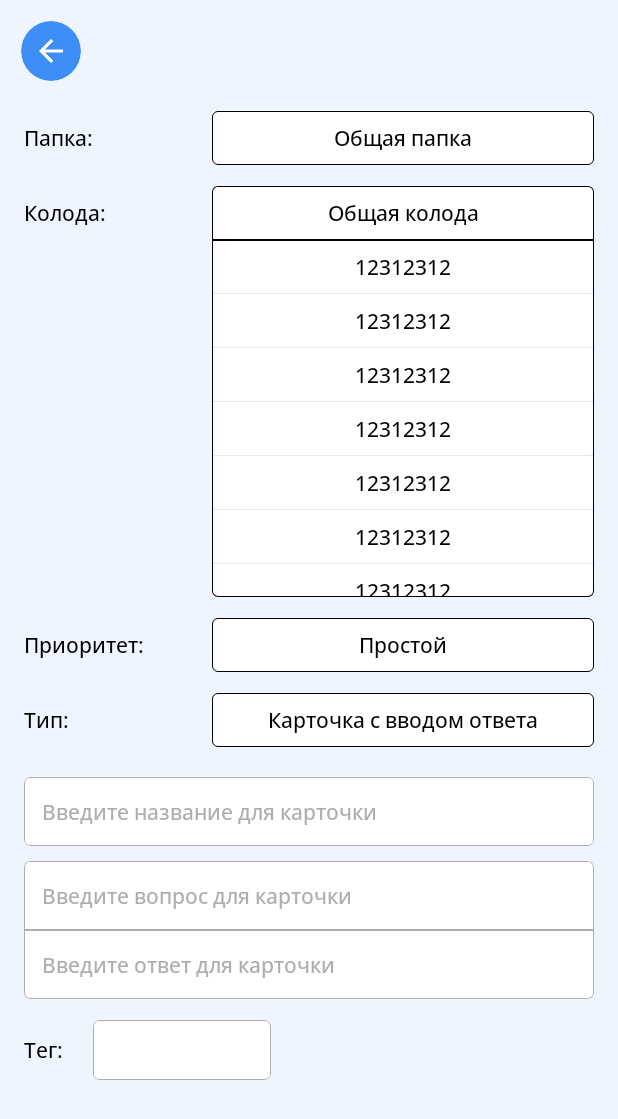
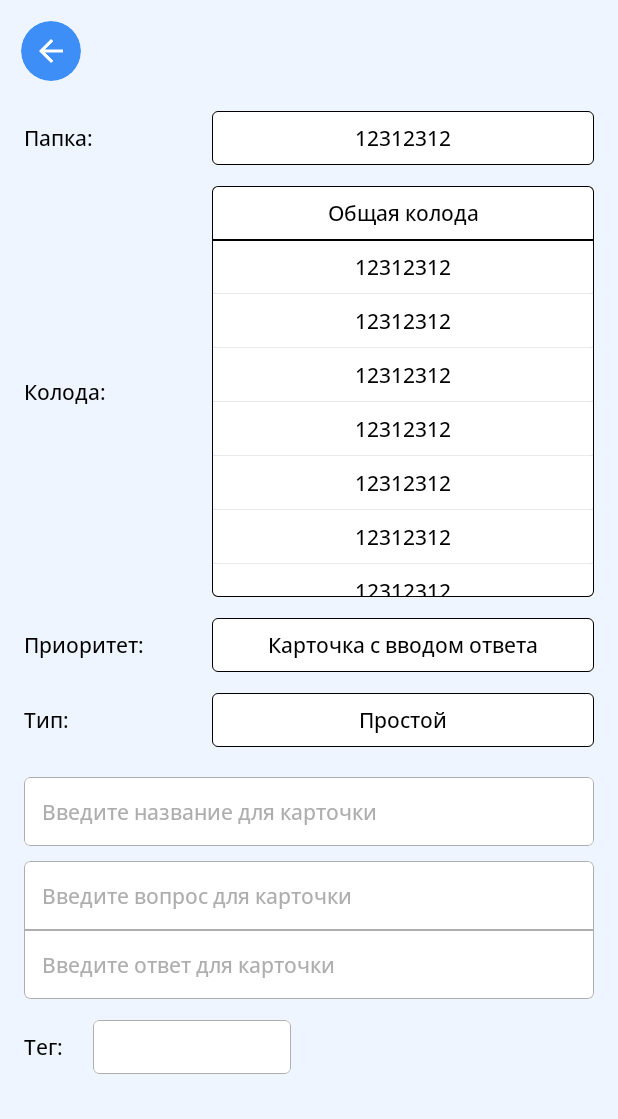
Before and after one commit to DenisFrolkov/mindeck-app, an Android app built with Jetpack Compose: the screen it shows after launch (MainActivity), after a tap on "Общая колода", on a phone screen of 412 x 824 dp. Shown: the top 1119 px of the screen. Run offline under Robolectric (Android 15) with nearby library versions, the phone set to English and light mode, and no system bars; 2 other taps on this screen came first.

Commit message:
Refactored and cleaned up code in CreationCardScreen.

```diff
--- a/presentation/src/main/java/com/mindeck/presentation/ui/components/dropdown_selector/DropdownMenu.kt
+++ b/presentation/src/main/java/com/mindeck/presentation/ui/components/dropdown_selector/DropdownMenu.kt
@@ -1,9 +1,6 @@
 package com.mindeck.presentation.ui.components.dropdown_selector
 
 import android.annotation.SuppressLint
-import androidx.compose.animation.core.animateDpAsState
-import androidx.compose.animation.core.animateFloatAsState
-import androidx.compose.animation.core.tween
 import androidx.compose.foundation.background
 import androidx.compose.foundation.clickable
 import androidx.compose.foundation.interaction.MutableInteractionSource
@@ -18,37 +15,39 @@ import androidx.compose.foundation.shape.RoundedCornerShape
 import androidx.compose.material3.Text
 import androidx.compose.runtime.Composable
 import androidx.compose.runtime.LaunchedEffect
-import androidx.compose.runtime.getValue
-import androidx.compose.runtime.mutableStateOf
 import androidx.compose.runtime.remember
-import androidx.compose.runtime.setValue
 import androidx.compose.ui.Alignment
 import androidx.compose.ui.Modifier
 import androidx.compose.ui.draw.alpha
 import androidx.compose.ui.draw.drawBehind
 import androidx.compose.ui.geometry.Offset
 import androidx.compose.ui.text.TextStyle
-import androidx.compose.ui.text.font.Font
-import androidx.compose.ui.text.font.FontFamily
 import androidx.compose.ui.unit.dp
-import androidx.compose.ui.unit.sp
-import androidx.compose.ui.unit.times
-import com.mindeck.presentation.R
 import com.mindeck.presentation.ui.theme.MediumGray
 import com.mindeck.presentation.ui.theme.White
 
 @SuppressLint("UseOfNonLambdaOffsetOverload")
 @Composable
 fun DropdownMenu(
+    selectorItemList: List<String>,
+    dropdownState: DropdownState,
+    onStringClick: (String) -> Unit,
     modifier: Modifier,
-    selectorItemList: List<String>,
-    onStringClick: (String) -> Unit,
-    fontFamily: FontFamily,
-    dropdownState: DropdownState
+    textStyle: TextStyle,
 ) {
     val animetedHeightIn = animateDropdownWidth(dropdownState.dropdownHeight, dropdownState.animationDuration)
     val offsetY = animateDropdownOffsetY(dropdownState.dropdownOffsetY, dropdownState.animationDuration)
     val alpha = animateDropdownAlpha(dropdownState.dropdownAlpha, dropdownState.animationDuration)
+
+    val baseItemModifier = modifier
+        .fillMaxWidth()
+        .height(36.dp)
+        .alpha(alpha)
+        .offset(y = -offsetY)
+
+    LaunchedEffect(selectorItemList) {
+        dropdownState.open()
+    }
 
     LazyColumn(
         modifier = Modifier
@@ -56,24 +55,18 @@ fun DropdownMenu(
             .heightIn(max = animetedHeightIn)
     ) {
         items(selectorItemList) {
-            LaunchedEffect(it) {
-                dropdownState.open()
-            }
+            val isLastItem = it == selectorItemList.last()
 
             Box(
                 contentAlignment = Alignment.Center,
-                modifier = modifier
-                    .fillMaxWidth()
-                    .offset(y = -offsetY)
-                    .alpha(alpha)
+                modifier = baseItemModifier
                     .background(
                         color = White,
-                        shape = (if (it == selectorItemList.last()) RoundedCornerShape(
+                        shape = (if (isLastItem) RoundedCornerShape(
                             bottomStart = 4.dp,
                             bottomEnd = 4.dp
-                        ) else RoundedCornerShape(0.dp))
+                        ) else RoundedCornerShape(size = 0.dp))
                     )
-                    .height(height = 36.dp)
                     .drawBehind {
                         val borderThickness = 0.25.dp.toPx()
                         drawLine(
@@ -92,9 +85,7 @@ fun DropdownMenu(
                     }
             ) {
                 Text(
-                    it, style = TextStyle(
-                        fontSize = 14.sp, fontFamily = fontFamily
-                    )
+                    it, style = textStyle
                 )
             }
         }
--- a/presentation/src/main/java/com/mindeck/presentation/ui/components/dropdown_selector/DropdownSelector.kt
+++ b/presentation/src/main/java/com/mindeck/presentation/ui/components/dropdown_selector/DropdownSelector.kt
@@ -10,32 +10,24 @@ import androidx.compose.foundation.layout.Row
 import androidx.compose.foundation.layout.Spacer
 import androidx.compose.foundation.layout.fillMaxWidth
 import androidx.compose.foundation.layout.height
-import androidx.compose.foundation.layout.padding
 import androidx.compose.foundation.layout.width
+import androidx.compose.foundation.layout.wrapContentSize
 import androidx.compose.foundation.shape.RoundedCornerShape
 import androidx.compose.material3.Text
 import androidx.compose.runtime.Composable
-import androidx.compose.runtime.getValue
-import androidx.compose.runtime.mutableStateOf
 import androidx.compose.runtime.remember
-import androidx.compose.runtime.setValue
 import androidx.compose.ui.Alignment
 import androidx.compose.ui.Modifier
 import androidx.compose.ui.graphics.Color
 import androidx.compose.ui.text.TextStyle
-import androidx.compose.ui.text.font.FontFamily
 import androidx.compose.ui.unit.dp
-import androidx.compose.ui.unit.sp
-import androidx.compose.ui.unit.times
-import com.mindeck.presentation.ui.components.dropdown_selector.DropdownState.Companion.ITEM_HEIGHT
-import com.mindeck.presentation.ui.components.dropdown_selector.DropdownState.Companion.MAX_VISIBLE_ITEMS
 import com.mindeck.presentation.ui.theme.White
 
 @Composable
 fun DropdownSelector(
-    titleSelector: String,
-    selectorItem: String,
-    selectorItemList: List<String> = listOf(
+    title: String,
+    selectedItem: String,
+    items: List<String> = listOf(
         "12312312",
         "12312312",
         "12312312",
@@ -50,33 +42,14 @@ fun DropdownSelector(
         "12312312",
         "12312312"
     ),
+    onItemClick: (String) -> Unit,
+    textStyle: TextStyle,
     modifier: Modifier,
-    fontFamily: FontFamily,
+    titleModifier: Modifier
 ) {
-    val dropdownState =
-        remember { DropdownState(expandedHeight = (MAX_VISIBLE_ITEMS * ITEM_HEIGHT.dp - 14.dp)) }
+    val dropdownState = remember { DropdownState() }
 
-    var selectorItemMain by remember { mutableStateOf(selectorItem) }
-
-    Row(
-        verticalAlignment = Alignment.Top
-    ) {
-        Box(
-            modifier = Modifier
-                .padding(top = 8.5.dp)
-                .width(120.dp)
-        ) {
-            Text(
-                titleSelector, style = TextStyle(
-                    fontSize = 14.sp, fontFamily = fontFamily
-                )
-            )
-        }
-        Spacer(modifier = Modifier.width(5.dp))
-        Column(modifier = Modifier.fillMaxWidth()) {
-            Box(
-                contentAlignment = Alignment.Center,
-                modifier = modifier
+    val baseSelectorModifier = modifier
         .fillMaxWidth()
         .background(color = White, shape = RoundedCornerShape(4.dp))
         .height(height = 36.dp)
@@ -88,42 +61,51 @@ fun DropdownSelector(
                 topEnd = 4.dp,
             ) else RoundedCornerShape(4.dp))
         )
+        .wrapContentSize(Alignment.Center)
         .clickable(
             interactionSource = remember { MutableInteractionSource() },
             indication = null
         ) {
-                        if (dropdownState.isExpanded) {
-                            dropdownState.reset()
-                        } else {
-                            dropdownState.open()
+            dropdownState.toggle()
         }
-                    }
+
+    val baseSelectorItemModifier = Modifier
+        .border(
+            width = 0.25.dp,
+            color = Color.Black,
+            shape = RoundedCornerShape(
+                bottomStart = 4.dp,
+                bottomEnd = 4.dp
+            )
+        )
+
+    Row(
+        verticalAlignment = Alignment.CenterVertically
     ) {
         Text(
-                    text = selectorItem, style = TextStyle(
-                        fontSize = 14.sp, fontFamily = fontFamily
+            title, style = textStyle,
+            modifier = titleModifier
+                .width(120.dp)
         )
+        Spacer(modifier = Modifier.width(5.dp))
+        Column(modifier = Modifier.fillMaxWidth()) {
+            Box(
+                modifier = baseSelectorModifier
+            ) {
+                Text(
+                    text = selectedItem, style = textStyle
                 )
             }
             if (dropdownState.isExpanded) {
                 Column(
-                    modifier = Modifier.border(
-                        width = 0.25.dp,
-                        color = Color.Black,
-                        shape = RoundedCornerShape(
-                            0.dp,
-                            0.dp,
-                            4.dp,
-                            4.dp
-                        )
-                    )
+                    modifier = baseSelectorItemModifier
                 ) {
                     DropdownMenu(
+                        selectorItemList = items,
+                        onStringClick = onItemClick,
+                        dropdownState = dropdownState,
                         modifier = modifier,
-                        selectorItemList = selectorItemList,
-                        onStringClick = { selectorItemMain = it },
-                        fontFamily = fontFamily,
-                        dropdownState = dropdownState
+                        textStyle = textStyle
                     )
                 }
             }
--- a/presentation/src/main/java/com/mindeck/presentation/ui/components/dropdown_selector/DropdownState.kt
+++ b/presentation/src/main/java/com/mindeck/presentation/ui/components/dropdown_selector/DropdownState.kt
@@ -5,10 +5,11 @@ import androidx.compose.runtime.mutableStateOf
 import androidx.compose.runtime.setValue
 import androidx.compose.ui.unit.Dp
 import androidx.compose.ui.unit.dp
+import androidx.compose.ui.unit.times
 
 class DropdownState(
     initialExpanded: Boolean = false,
-    private val expandedHeight: Dp,
+    private val expandedHeight: Dp = MAX_VISIBLE_ITEMS * ITEM_HEIGHT.dp - 14.dp,
     private val animateOffsetY: Dp = 50.dp,
     private val animateAlpha: Float = 1f,
     val animationDuration: Int = 100
@@ -37,4 +38,8 @@ class DropdownState(
     fun reset() {
         isExpanded = false
     }
+
+    fun toggle() {
+        if (isExpanded) reset() else open()
+    }
 }
--- a/presentation/src/main/java/com/mindeck/presentation/ui/components/textfields/TegInputField.kt
+++ b/presentation/src/main/java/com/mindeck/presentation/ui/components/textfields/TegInputField.kt
@@ -24,12 +24,12 @@ fun TegInputField(
     titleTextInput: String,
     value: String,
     onValueChange: (String) -> Unit,
-    modifier: Modifier,
     fontFamily: FontFamily,
     titleFontSize: TextUnit = 14.sp,
     textFontSize: TextUnit = 14.sp,
     titleColor: Color = Black,
     textColor: Color = Black,
+    modifier: Modifier
 ) {
     Row(
         verticalAlignment = Alignment.CenterVertically,
--- a/presentation/src/main/java/com/mindeck/presentation/ui/screens/CreationCardScreen.kt
+++ b/presentation/src/main/java/com/mindeck/presentation/ui/screens/CreationCardScreen.kt
@@ -12,6 +12,7 @@ import androidx.compose.foundation.layout.fillMaxWidth
 import androidx.compose.foundation.layout.height
 import androidx.compose.foundation.layout.heightIn
 import androidx.compose.foundation.layout.padding
+import androidx.compose.foundation.layout.size
 import androidx.compose.foundation.layout.systemBars
 import androidx.compose.foundation.layout.wrapContentSize
 import androidx.compose.foundation.shape.RoundedCornerShape
@@ -24,9 +25,12 @@ import androidx.compose.ui.Alignment
 import androidx.compose.ui.Modifier
 import androidx.compose.ui.draw.clip
 import androidx.compose.ui.res.stringResource
+import androidx.compose.ui.text.TextStyle
 import androidx.compose.ui.text.font.Font
 import androidx.compose.ui.text.font.FontFamily
+import androidx.compose.ui.unit.Dp
 import androidx.compose.ui.unit.dp
+import androidx.compose.ui.unit.sp
 import com.mindeck.presentation.R
 import com.mindeck.presentation.ui.components.buttons.BackScreenButton
 import com.mindeck.presentation.ui.components.dropdown_selector.DropdownSelector
@@ -42,6 +46,11 @@ import com.mindeck.presentation.ui.theme.White
 fun CreationCardScreen() {
     val insets = WindowInsets.systemBars.asPaddingValues().calculateTopPadding()
 
+    var folderDropdownSelect by rememberSaveable { mutableStateOf("Общая папка") }
+    var deckDropdownSelect by rememberSaveable { mutableStateOf("Общая колода") }
+    var priorityDropdownSelect by rememberSaveable { mutableStateOf("Карточка с вводом ответа") }
+    var tapeDropdownSelect by rememberSaveable { mutableStateOf("Простой") }
+
     var titleInputFieldValue by rememberSaveable { mutableStateOf("") }
     var cardInputQuestionValue by rememberSaveable { mutableStateOf("") }
     var cardInputAnswerValue by rememberSaveable { mutableStateOf("") }
@@ -49,6 +58,9 @@ fun CreationCardScreen() {
 
     val maxHeight = 200.dp
     val minHeight = 46.dp
+
+    val fontFamily = FontFamily(Font(R.font.opensans_medium))
+    val textStyle = TextStyle(fontSize = 14.sp, fontFamily = fontFamily)
 
     Column(
         modifier = Modifier
@@ -59,27 +71,50 @@ fun CreationCardScreen() {
         BackScreenButton()
         Spacer(modifier = Modifier.height(20.dp))
         Column(modifier = Modifier.padding(horizontal = 16.dp)) {
-            DropdownSelectors(fontFamily = FontFamily(Font(R.font.opensans_medium)))
-
+            DropdownSelector(
+                title = stringResource(R.string.text_folder_dropdown_selector),
+                selectedItem = folderDropdownSelect,
+                onItemClick = { folderDropdownSelect = it },
+                textStyle = textStyle,
+                modifier = Modifier,
+                titleModifier = Modifier
+            )
+            Spacer(modifier = Modifier.height(height = 14.dp))
+            DropdownSelector(
+                title = stringResource(R.string.text_deck_dropdown_selector),
+                selectedItem = deckDropdownSelect,
+                onItemClick = { deckDropdownSelect = it },
+                textStyle = textStyle,
+                modifier = Modifier,
+                titleModifier = Modifier
+            )
+            Spacer(modifier = Modifier.height(height = 14.dp))
+            DropdownSelector(
+                title = stringResource(R.string.text_priority_dropdown_selector),
+                selectedItem = priorityDropdownSelect,
+                onItemClick = { priorityDropdownSelect = it },
+                textStyle = textStyle,
+                modifier = Modifier,
+                titleModifier = Modifier,
+            )
+            Spacer(modifier = Modifier.height(height = 14.dp))
+            DropdownSelector(
+                title = stringResource(R.string.text_tape_dropdown_selector),
+                selectedItem = tapeDropdownSelect,
+                onItemClick = { tapeDropdownSelect = it },
+                textStyle = textStyle,
+                modifier = Modifier,
+                titleModifier = Modifier,
+            )
             Spacer(modifier = Modifier.height(height = 20.dp))
 
             TitleInputField(
                 placeholder = stringResource(R.string.enter_name_for_card),
                 value = titleInputFieldValue,
                 onValueChange = { titleInputFieldValue = it },
-                fontFamily = FontFamily(Font(R.font.opensans_medium)),
-                modifier = Modifier
+                fontFamily = fontFamily,
+                modifier = textInputModifier(size = 4.dp)
                     .fillMaxWidth()
-                    .clip(shape = RoundedCornerShape(4.dp))
-                    .background(
-                        White
-                    )
-                    .border(
-                        width = 0.25.dp,
-                        color = MediumGray,
-                        shape = RoundedCornerShape(4.dp)
-                    )
-                    .padding(start = 12.dp)
                     .heightIn(min = minHeight)
                     .wrapContentSize(Alignment.CenterStart)
             )
@@ -88,19 +123,14 @@ fun CreationCardScreen() {
                 placeholder = stringResource(R.string.enter_question_for_card),
                 value = cardInputQuestionValue,
                 onValueChange = { cardInputQuestionValue = it },
-                fontFamily = FontFamily(Font(R.font.opensans_medium)),
-                modifier = Modifier
+                fontFamily = fontFamily,
+                modifier = textInputModifier(
+                    topStart = 4.dp,
+                    topEnd = 4.dp,
+                    bottomStart = 0.dp,
+                    bottomEnd = 0.dp
+                )
                     .fillMaxWidth()
-                    .clip(shape = RoundedCornerShape(topStart = 4.dp, topEnd = 4.dp))
-                    .background(
-                        White
-                    )
-                    .border(
-                        width = 0.25.dp,
-                        color = MediumGray,
-                        shape = RoundedCornerShape(topStart = 4.dp, topEnd = 4.dp)
-                    )
-                    .padding(start = 12.dp)
                     .heightIn(min = minHeight, max = maxHeight)
                     .wrapContentSize(Alignment.CenterStart)
             )
@@ -108,21 +138,17 @@ fun CreationCardScreen() {
                 placeholder = stringResource(R.string.enter_answer_for_card),
                 value = cardInputAnswerValue,
                 onValueChange = { cardInputAnswerValue = it },
-                fontFamily = FontFamily(Font(R.font.opensans_medium)),
-                modifier = Modifier
+                fontFamily = fontFamily,
+                modifier = textInputModifier(
+                    topEnd = 0.dp,
+                    topStart = 0.dp,
+                    bottomStart = 4.dp,
+                    bottomEnd = 4.dp
+                )
                     .fillMaxWidth()
-                    .clip(shape = RoundedCornerShape(bottomStart = 4.dp, bottomEnd = 4.dp))
-                    .background(
-                        White
-                    )
-                    .border(
-                        width = 0.25.dp,
-                        color = MediumGray,
-                        shape = RoundedCornerShape(bottomStart = 4.dp, bottomEnd = 4.dp)
-                    )
-                    .padding(start = 12.dp)
                     .heightIn(min = minHeight, max = maxHeight)
-                    .wrapContentSize(Alignment.CenterStart)
+                    .wrapContentSize(Alignment.CenterStart),
+
             )
             Spacer(modifier = Modifier.height(height = 14.dp))
             TegInputField(
@@ -131,42 +157,56 @@ fun CreationCardScreen() {
                 onValueChange = {
                     tagInputValue = it
                 },
-                modifier = Modifier
-                    .clip(shape = RoundedCornerShape(4.dp))
-                    .background(White)
-                    .height(40.dp)
-                    .border(
-                        width = 0.25.dp,
-                        color = MediumGray,
-                        shape = RoundedCornerShape(4.dp)
-                    )
+                fontFamily = fontFamily,
+                modifier = textInputModifier(size = 4.dp)
+                    .size(width = 120.dp, height = 36.dp)
                     .wrapContentSize(Alignment.CenterStart)
-                    .padding(start = 12.dp),
-                fontFamily = FontFamily(Font(R.font.opensans_medium))
             )
         }
     }
 }
 
 @Composable
-private fun DropdownSelectors(
-    fontFamily: FontFamily
-) {
-    DropdownSelector(titleSelector = "Папка:", "Общая папка", modifier = Modifier, fontFamily = fontFamily)
-    Spacer(modifier = Modifier.height(height = 14.dp))
-    DropdownSelector(titleSelector = "Колода:", "Общая колода", modifier = Modifier, fontFamily = fontFamily)
-    Spacer(modifier = Modifier.height(height = 14.dp))
-    DropdownSelector(
-        titleSelector = stringResource(R.string.text_priority_dropdown_selector),
-        "Простой",
-        modifier = Modifier,
-        fontFamily = fontFamily
+fun textInputModifier(
+    topStart: Dp = 0.dp,
+    topEnd: Dp = 0.dp,
+    bottomStart: Dp = 0.dp,
+    bottomEnd: Dp = 0.dp,
+    size: Dp = 0.dp
+) = Modifier
+    .clip(
+        shape =
+        if (topStart + topEnd + bottomEnd + bottomStart > size) {
+            RoundedCornerShape(
+                topStart = topStart,
+                topEnd = topEnd,
+                bottomStart = bottomStart,
+                bottomEnd = bottomEnd
+            )
+        } else {
+            RoundedCornerShape(
+                size
+            )
+        },
     )
-    Spacer(modifier = Modifier.height(height = 14.dp))
-    DropdownSelector(
-        titleSelector = stringResource(R.string.text_tape_dropdown_selector),
-        "Карточка с вводом ответа",
-        modifier = Modifier,
-        fontFamily = fontFamily
+    .background(
+        White
     )
-}
+    .border(
+        width = 0.25.dp,
+        color = MediumGray,
+        shape =
+        if (topStart + topEnd + bottomEnd + bottomStart > size) {
+            RoundedCornerShape(
+                topStart = topStart,
+                topEnd = topEnd,
+                bottomStart = bottomStart,
+                bottomEnd = bottomEnd
+            )
+        } else {
+            RoundedCornerShape(
+                size
+            )
+        }
+    )
+    .padding(start = 12.dp)
--- a/presentation/src/main/res/values/strings.xml
+++ b/presentation/src/main/res/values/strings.xml
@@ -1,5 +1,7 @@
 <?xml version="1.0" encoding="utf-8"?>
 <resources>
+    <string name="text_folder_dropdown_selector">Папка:</string>
+    <string name="text_deck_dropdown_selector">Колода:</string>
     <string name="text_priority_dropdown_selector">Приоритет:</string>
     <string name="text_tape_dropdown_selector">Тип:</string>
     <string name="enter_name_for_card">Введите название для карточки</string>
```
Lines whose indentation alone changed are shown as unchanged.
